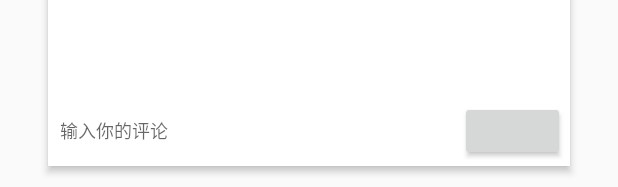
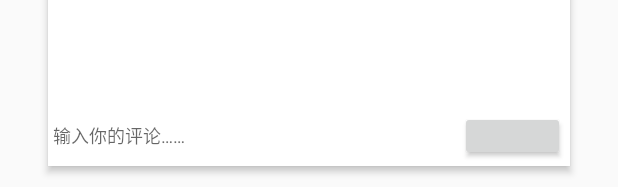
Before and after one commit to dotomato/MapTest, an Android app: the layout layout_comment.xml on its own in the app's theme, with its tools: preview values and no code run, on a phone screen of 412 x 824 dp. Shown: the part 1046-1233 px from the top of the screen. Run offline under Robolectric (Android 15) with nearby library versions, the phone set to English and light mode, and no system bars; plain views replace CircularProgressButton.

Commit message:
用户点赞机制完成!这个比评论难多了

```diff
--- a/app/src/main/java/com/chen/maptest/MainActivity.java
+++ b/app/src/main/java/com/chen/maptest/MainActivity.java
@@ -45,7 +45,6 @@ import org.w3c.dom.Comment;
 import java.util.ArrayList;
 import java.util.List;
 
-//TODO 用户点赞,评论机制
 
 public class MainActivity extends MmapAdapterActivity implements
         MapAdaterCallback, DrawerLayout.DrawerListener, ScanMessageRv.OnRecyclerViewItemClickListener {
--- a/app/src/main/java/com/chen/maptest/MyMapIcon.java
+++ b/app/src/main/java/com/chen/maptest/MyMapIcon.java
@@ -105,13 +105,14 @@ public class MyMapIcon extends ConstraintLayout {
 
     public void shine_button(PointF p){
 
-        int tw = MyUtils.dip2px(mContext,50);
+        int tw = MyUtils.dip2px(mContext,35);
 
         final ShineButton shineButtonJava = new ShineButton(mContext);
         shineButtonJava.setBtnColor(Color.rgb(128,0,0));
         shineButtonJava.setBtnFillColor(Color.RED);
         shineButtonJava.setShapeResource(R.raw.star);
         shineButtonJava.setClickAnimDuration(1000);
+        shineButtonJava.setShineTurnAngle(180);
         ConstraintLayout.LayoutParams layoutParams = new ConstraintLayout.LayoutParams(tw,tw);
         shineButtonJava.setLayoutParams(layoutParams);
         addView(shineButtonJava);
--- a/app/src/main/java/com/chen/maptest/MyModel/UserComment.java
+++ b/app/src/main/java/com/chen/maptest/MyModel/UserComment.java
@@ -13,5 +13,6 @@ public class UserComment {
     public String userIcon;
     public long commentTime;
     public int commentLikeNum;
+    public boolean isLikeStub;
 
 }
--- a/app/src/main/java/com/chen/maptest/MyModel/Userinfo.java
+++ b/app/src/main/java/com/chen/maptest/MyModel/Userinfo.java
@@ -1,4 +1,6 @@
 package com.chen.maptest.MyModel;
+
+import java.util.List;
 
 /**
  * Created by chen on 17-2-25.
@@ -10,4 +12,5 @@ public class Userinfo{
     public String userIcon;
     public String userName;
     public String userDes;
+    public List<String> userLikeCommentIDList;
 }
--- a/app/src/main/java/com/chen/maptest/MyServer/Myserver.java
+++ b/app/src/main/java/com/chen/maptest/MyServer/Myserver.java
@@ -66,6 +66,10 @@ public class Myserver {
         @Headers({"Content-Type: application/json","Accept: application/json"})
         @POST(VERSION+"/getpointcomment")
         Observable<PointComment> getpointcomment(@Body PointData var);
+
+        @Headers({"Content-Type: application/json","Accept: application/json"})
+        @POST(VERSION+"/userlikecomment")
+        Observable<UserLikeCommentResult> userlikecomment(@Body UserLikeComment var);
     }
 
 
--- a/app/src/main/java/com/chen/maptest/ScanMessageRv.java
+++ b/app/src/main/java/com/chen/maptest/ScanMessageRv.java
@@ -95,7 +95,7 @@ public class ScanMessageRv extends RecyclerView {
                         });
 
                 OutlineProvider.setOutline(holder.getConvertView(),OutlineProvider.SHAPE_RECT);
-                OutlineProvider.setOutline(holder.getView(R.id.usericon),OutlineProvider.SHAPE_RECT);
+                OutlineProvider.setOutline(holder.getView(R.id.usericon),OutlineProvider.SHAPE_OVAL);
 
                 holder.setText(R.id.smallmsg,psd.smallMsg);
 
--- a/app/src/main/java/com/chen/maptest/UserinfoActivity.java
+++ b/app/src/main/java/com/chen/maptest/UserinfoActivity.java
@@ -36,6 +36,7 @@ import net.steamcrafted.materialiconlib.MaterialDrawableBuilder;
 import net.steamcrafted.materialiconlib.MaterialMenuInflater;
 
 import java.io.File;
+import java.util.List;
 import java.util.UUID;
 
 import butterknife.BindView;
@@ -68,6 +69,7 @@ public class UserinfoActivity extends AppCompatActivity implements Toolbar.OnMen
     private Boolean iconChange;
     private Uri tempIconUri;
     private Boolean change;
+    private List<String> ulcltemp;
 
     @Override
     protected void onCreate(Bundle savedInstanceState) {
@@ -163,6 +165,7 @@ public class UserinfoActivity extends AppCompatActivity implements Toolbar.OnMen
                     @Override
                     public void call() {
                         GlobalVar.mUserinfo2.userinfo = mVar.userinfo;
+                        GlobalVar.mUserinfo2.userinfo.userLikeCommentIDList = ulcltemp;
                         awareUserinfoUpdate();
                         UserinfoActivity.this.finish();
                     }
@@ -178,6 +181,7 @@ public class UserinfoActivity extends AppCompatActivity implements Toolbar.OnMen
         if (GlobalVar.mUserinfo2==null)
             return;
         tempUserinfo2 = MyUtils.pojoCopy(GlobalVar.mUserinfo2);
+        ulcltemp = tempUserinfo2.userinfo.userLikeCommentIDList = null; //服务器不更新此字段,暂存起来,节省带宽
         ishuman =false;
         mUsername.setText(tempUserinfo2.userinfo.userName);
         mUserdes.setText(tempUserinfo2.userinfo.userDes);
--- a/app/src/main/res/layout/activity_main.xml
+++ b/app/src/main/res/layout/activity_main.xml
@@ -99,7 +99,8 @@
                 app:layout_constraintBottom_toBottomOf="parent"
                 app:layout_constraintLeft_toLeftOf="parent"
                 app:layout_constraintRight_toRightOf="parent"
-                app:layout_constraintTop_toTopOf="parent">
+                app:layout_constraintTop_toTopOf="parent"
+                >
 
 
             </com.chen.maptest.MyView.ScrollableViewPager>
--- a/app/src/main/res/layout/layout_comment.xml
+++ b/app/src/main/res/layout/layout_comment.xml
@@ -50,39 +50,47 @@
             app:layout_constraintTop_toBottomOf="@+id/imageView"
             app:layout_constraintLeft_toLeftOf="parent"
             app:layout_constraintRight_toRightOf="parent"
-            app:layout_constraintBottom_toTopOf="@+id/usercommentedit"  />
+            app:layout_constraintBottom_toBottomOf="parent" />
+
+        <ImageView
+            android:id="@+id/imageView2"
+            android:layout_width="0dp"
+            android:layout_height="40dp"
+            android:background="#CCFFFFFF"
+            app:layout_constraintBottom_toBottomOf="parent"
+            app:layout_constraintLeft_toLeftOf="parent"
+            app:layout_constraintRight_toRightOf="parent"
+            />
 
         <EditText
             android:id="@+id/usercommentedit"
+            android:layout_margin="3dp"
             android:background="@null"
-            android:layout_marginTop="0dp"
-            android:layout_marginBottom="3dp"
-            android:layout_marginLeft="8dp"
-            android:layout_marginRight="3dp"
             android:layout_width="0dp"
             android:layout_height="0dp"
-            android:hint="输入你的评论"
-            android:maxLines="300"
+            android:hint="输入你的评论……"
+            android:maxLines="3"
             android:text=""
             android:textSize="12sp"
-            app:layout_constraintBottom_toBottomOf="parent"
-            app:layout_constraintLeft_toLeftOf="parent"
             app:layout_constraintRight_toLeftOf="@+id/commentsendbutton"
-            app:layout_constraintTop_toTopOf="@+id/commentsendbutton"
-            app:layout_constraintHorizontal_bias="0.428" />
+            app:layout_constraintTop_toTopOf="@+id/imageView2"
+            app:layout_constraintLeft_toLeftOf="@+id/imageView2"
+            app:layout_constraintBottom_toBottomOf="@+id/imageView2" />
 
         <com.dd.CircularProgressButton
             android:id="@+id/commentsendbutton"
             android:layout_margin="3dp"
             android:layout_width="70dp"
-            android:layout_height="40dp"
+            android:layout_height="0dp"
             android:textColor="@color/cpb_white"
-            app:cpb_cornerRadius="1dp"
+            android:textSize="12sp"
+            app:cpb_cornerRadius="5dp"
             app:cpb_textComplete="完成"
             app:cpb_textError="出错"
             app:cpb_textIdle="发送"
-            app:layout_constraintRight_toRightOf="parent"
-            app:layout_constraintBottom_toBottomOf="parent"/>
+            app:layout_constraintTop_toTopOf="@+id/imageView2"
+            app:layout_constraintRight_toRightOf="@+id/imageView2"
+            app:layout_constraintBottom_toBottomOf="@+id/imageView2"/>
 
 
     </com.chen.maptest.CommentLayout>
```
Also changed, not shown: app/src/main/java/com/chen/maptest/CommentLayout.java (+73 -11 lines), app/src/main/java/com/chen/maptest/MyModel/UserLikeComment.java (added, +13 -0 lines), app/src/main/java/com/chen/maptest/MyModel/UserLikeCommentResult.java (added, +12 -0 lines), app/src/main/res/layout/layout_comment_item2.xml (added, +93 -0 lines), app/src/main/res/layout/layout_comment_item_foorter.xml (added, +7 -0 lines), app/src/main/res/layout/test2.xml (deleted, +0 -69 lines).
